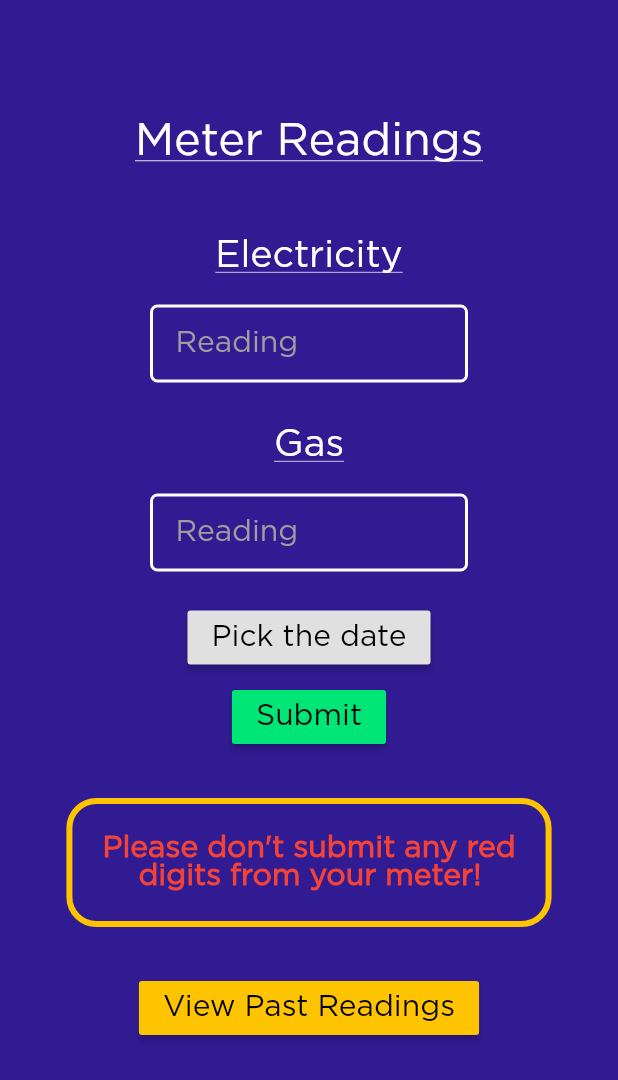
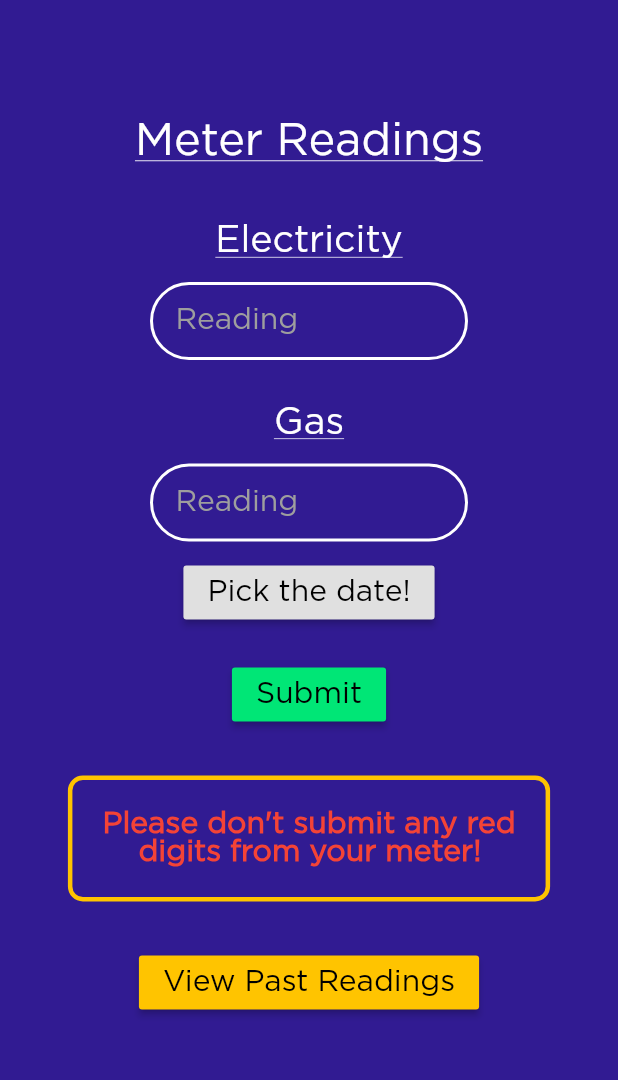
Before and after one commit to jagraj28/OctopusApp, a Flutter app: the Readings screen opened by its route, on a phone screen of 412 x 824 dp. Shown: the top 1080 px of the screen. Run offline on Flutter 3.47's test engine with Material 2 defaults, Android fonts, the phone set to English and light mode, and no system bars; our stand-ins replace carousel_slider, curved_navigation_bar.

Commit message:
v2.7
Further improvements

```diff
--- a/octopus_app/lib/pages/account.dart
+++ b/octopus_app/lib/pages/account.dart
@@ -75,7 +75,7 @@ class _AccountState extends State<Account> {
                 decoration: BoxDecoration(
                   border: Border.all(
                     width: 3.0,
-                    color: Colors.pink[400],
+                    color: Colors.pinkAccent[400],
                   ),
                   borderRadius: BorderRadius.circular(20.0),
                 ),
@@ -124,7 +124,7 @@ class _AccountState extends State<Account> {
                 decoration: BoxDecoration(
                   border: Border.all(
                     width: 3.0,
-                    color: Colors.pink[400],
+                    color: Colors.pinkAccent[400],
                   ),
                   borderRadius: BorderRadius.circular(20.0),
                 ),
@@ -173,7 +173,7 @@ class _AccountState extends State<Account> {
                 decoration: BoxDecoration(
                   border: Border.all(
                     width: 3.0,
-                    color: Colors.pink[400],
+                    color: Colors.pinkAccent[400],
                   ),
                   borderRadius: BorderRadius.circular(20.0),
                 ),
--- a/octopus_app/lib/pages/login.dart
+++ b/octopus_app/lib/pages/login.dart
@@ -69,7 +69,7 @@ class _LoginState extends State<Login> {
                   width: 2.0,
                   color: Colors.white,
                 ),
-                borderRadius: BorderRadius.circular(5.0),
+                borderRadius: BorderRadius.circular(40.0),
               ),
               child: Center(
                 child: TextField(
@@ -113,7 +113,7 @@ class _LoginState extends State<Login> {
                   width: 2.0,
                   color: Colors.white,
                 ),
-                borderRadius: BorderRadius.circular(5.0),
+                borderRadius: BorderRadius.circular(40.0),
               ),
               child: Center(
                 child: TextField(
--- a/octopus_app/lib/pages/readings.dart
+++ b/octopus_app/lib/pages/readings.dart
@@ -41,7 +41,7 @@ class _ReadingsState extends State<Readings> {
 
               Container(
                 child: Padding(
-                  padding: EdgeInsets.only(top: 50.0),
+                  padding: EdgeInsets.only(top: 40.0),
                   child: Text(
                     'Electricity',
                     style: TextStyle(
@@ -55,14 +55,14 @@ class _ReadingsState extends State<Readings> {
               ),
 
               Container(
-                margin: const EdgeInsets.only(top: 20.0, left: 100.0, right: 100.0),
+                margin: const EdgeInsets.only(top: 15.0, left: 100.0, right: 100.0),
                 padding: const EdgeInsets.only(left: 15.0),
                 decoration: BoxDecoration(
                   border: Border.all(
                     width: 2.0,
                     color: Colors.white,
                   ),
-                  borderRadius: BorderRadius.circular(5.0),
+                  borderRadius: BorderRadius.circular(40.0),
                 ),
                 child: Center(
                   child: TextField(
@@ -97,14 +97,14 @@ class _ReadingsState extends State<Readings> {
               ),
 
               Container(
-                margin: const EdgeInsets.only(top: 20.0, left: 100.0, right: 100.0),
+                margin: const EdgeInsets.only(top: 15.0, left: 100.0, right: 100.0),
                 padding: const EdgeInsets.only(left: 15.0),
                 decoration: BoxDecoration(
                   border: Border.all(
                     width: 2.0,
                     color: Colors.white,
                   ),
-                  borderRadius: BorderRadius.circular(5.0),
+                  borderRadius: BorderRadius.circular(50.0),
                 ),
                 child: Center(
                   child: TextField(
@@ -124,13 +124,13 @@ class _ReadingsState extends State<Readings> {
               ),
 
               Container(
-                padding: EdgeInsets.only(top: 20.0),
+                padding: EdgeInsets.only(top: 10.0),
                 child: Center(
                   child: Column(
                     children: <Widget>[
                       RaisedButton(
                         child: Text(
-                          _dateTime == null ? 'Pick the date': DateFormat.yMMMMd('en_US').format(_dateTime),
+                          _dateTime == null ? 'Pick the date!': DateFormat.yMMMMd('en_US').format(_dateTime),
                           style: TextStyle(
                             fontFamily: 'Gotham',
                             fontSize: 20.0,
@@ -155,7 +155,7 @@ class _ReadingsState extends State<Readings> {
 
               Container(
                 child: Padding(
-                  padding: EdgeInsets.only(top: 5.0),
+                  padding: EdgeInsets.only(top: 20.0),
                   child: Center(
                     child: RaisedButton(
                       onPressed: () {},
@@ -178,10 +178,10 @@ class _ReadingsState extends State<Readings> {
                 padding: const EdgeInsets.all(20.0),
                 decoration: BoxDecoration(
                   border: Border.all(
-                    width: 4.0,
+                    width: 3.0,
                     color: Colors.amberAccent[400],
                   ),
-                  borderRadius: BorderRadius.circular(20.0),
+                  borderRadius: BorderRadius.circular(10.0),
                 ),
                 child: Text(
                   'Please don\'t submit any red\n    digits from your meter!',
```
Also changed, not shown: octopus_app/lib/pages/bills.dart (+6 -6 lines), octopus_app/lib/pages/home.dart (+8 -8 lines).
